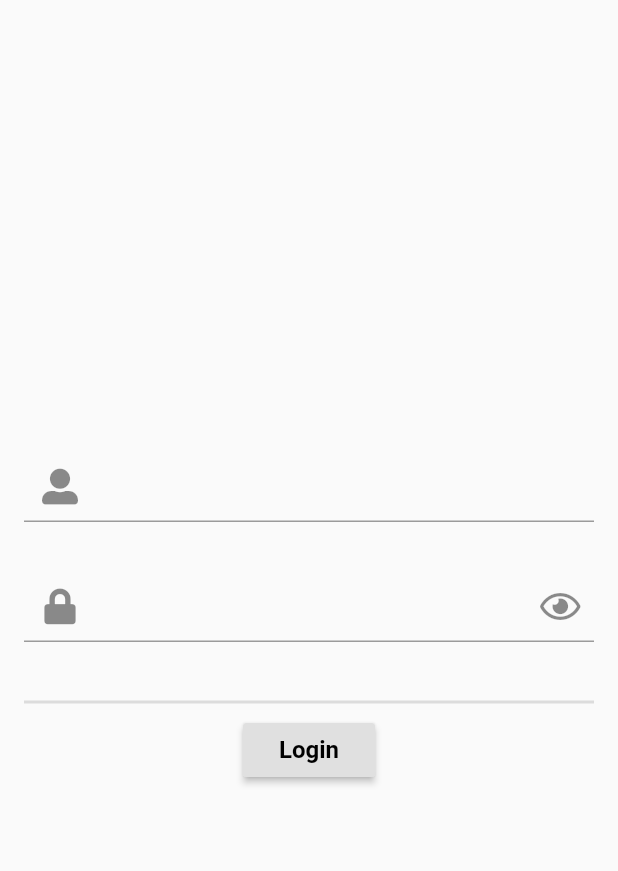
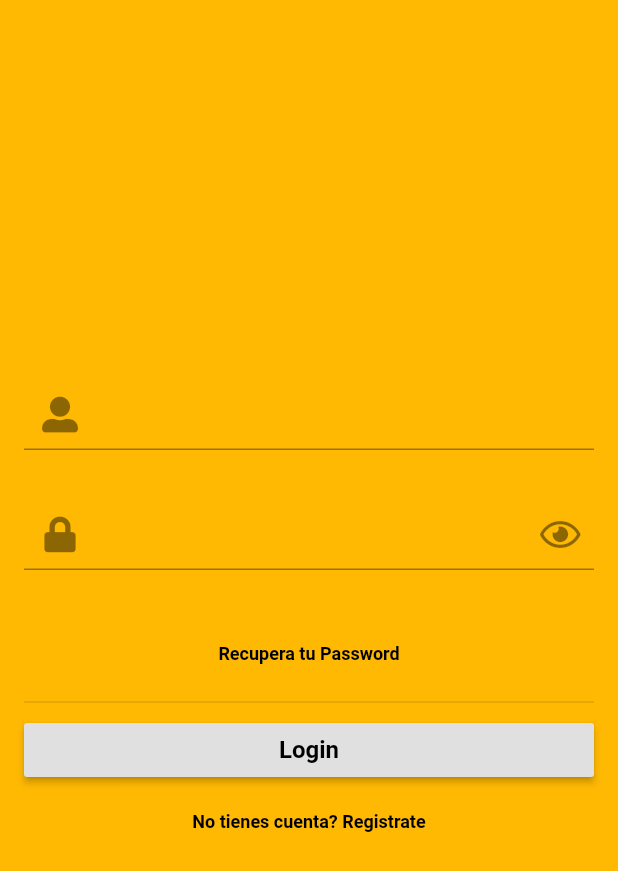
Before and after one commit to mario-monzon/CanesFootballApp, a Flutter app: the screen it shows after launch, after a tap on "Login", on a phone screen of 412 x 824 dp. Shown: the top 871 px of the screen. Run offline on Flutter 3.47's test engine with Material 2 defaults, Android fonts, the phone set to English and light mode, and no system bars; our stand-ins replace convex_bottom_bar, font_awesome_flutter, google_fonts; Roboto replaces fonts that are missing (Ubuntu).

Commit message:
Login screen modified.

```diff
--- a/lib/design/canes_text_style.dart
+++ b/lib/design/canes_text_style.dart
@@ -3,7 +3,14 @@ import 'package:flutter/material.dart';
 import 'package:google_fonts/google_fonts.dart';
 
 class CanesTextStyle {
-  static final buttonLabel = GoogleFonts.ubuntu(
+  static final buttonLabelM = GoogleFonts.ubuntu(
+      textStyle: TextStyle(
+    color: CanesColor.defaultColor,
+    fontSize: 12.0,
+    fontWeight: FontWeight.bold,
+  ));
+
+  static final buttonLabelL = GoogleFonts.ubuntu(
       textStyle: TextStyle(
     color: CanesColor.defaultColor,
     fontSize: 16.0,
--- a/lib/screen/login/login_screen.dart
+++ b/lib/screen/login/login_screen.dart
@@ -1,3 +1,4 @@
+import 'package:canes_football_app/design/canes_color.dart';
 import 'package:canes_football_app/design/canes_text_style.dart';
 import 'package:flutter/material.dart';
 import 'package:font_awesome_flutter/font_awesome_flutter.dart';
@@ -12,11 +13,12 @@ class _LoginScreenState extends State<LoginScreen> {
   final _emailController = TextEditingController();
   final _passwordController = TextEditingController();
   bool _obscureText = true;
+  bool isLogin = true;
 
   @override
   Widget build(BuildContext context) {
     return Scaffold(
-      // backgroundColor: CanesColor.defaultColor,
+      backgroundColor: CanesColor.colorBrand,
       body: Container(
         alignment: Alignment.center,
         child: Padding(
@@ -56,18 +58,45 @@ class _LoginScreenState extends State<LoginScreen> {
                   SizedBox(
                     height: 32.0,
                   ),
+                  FlatButton(
+                    onPressed: () {
+                      print('Recuperar Password');
+                    },
+                    child: isLogin
+                        ? Text(
+                            'Recupera tu Password',
+                            style: CanesTextStyle.buttonLabelM,
+                          )
+                        : Container(),
+                  ),
                   Divider(
-                    thickness: 2.0,
+                    thickness: 1.0,
                   ),
                   RaisedButton(
-                    child: Text(
-                      'Login',
-                      style: CanesTextStyle.buttonLabel,
+                    child: SizedBox(
+                      width: MediaQuery.of(context).size.width,
+                      child: Text(
+                        isLogin ? 'Login' : 'Registrate',
+                        textAlign: TextAlign.center,
+                        style: CanesTextStyle.buttonLabelL,
+                      ),
                     ),
                     onPressed: () {
-                      print('Login');
+                      isLogin ? print('Login') : print('Registro');
                     },
                   ),
+                  FlatButton(
+                      onPressed: () {
+                        setState(() {
+                          isLogin = !isLogin;
+                        });
+                      },
+                      child: Text(
+                        isLogin
+                            ? 'No tienes cuenta? Registrate'
+                            : 'Ya tienes cuenta? Logueate',
+                        style: CanesTextStyle.buttonLabelM,
+                      )),
                 ],
               ),
             ),
```
